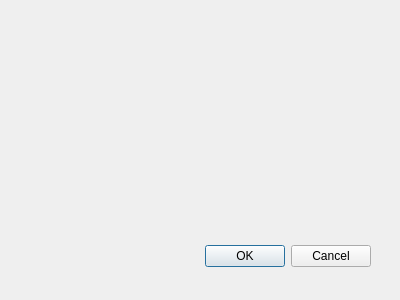
The window that desktop_constructor_app/constructor_app/widgets/variant_editor_dialog.ui (cuttlesystems/simplegram) describes before a commit, drawn with Qt 5.
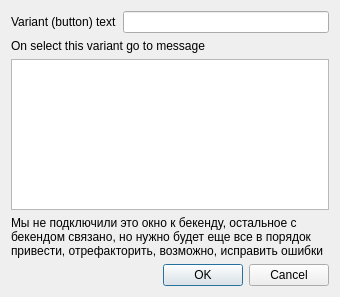
The same window after the commit.

What changed in the file:
```diff
--- a/desktop_constructor_app/constructor_app/widgets/variant_editor_dialog.ui
+++ b/desktop_constructor_app/constructor_app/widgets/variant_editor_dialog.ui
@@ -1,36 +1,68 @@
-<ui version="4.0" >
- <author></author>
- <comment></comment>
- <exportmacro></exportmacro>
- <class>Dialog</class>
- <widget class="QDialog" name="Dialog" >
-  <property name="geometry" >
+<?xml version="1.0" encoding="UTF-8"?>
+<ui version="4.0">
+ <class>VariantEditorDialog</class>
+ <widget class="QDialog" name="VariantEditorDialog">
+  <property name="geometry">
    <rect>
     <x>0</x>
     <y>0</y>
-    <width>400</width>
-    <height>300</height>
+    <width>340</width>
+    <height>297</height>
    </rect>
   </property>
   <property name="windowTitle" >
    <string>Dialog</string>
   </property>
-  <widget class="QDialogButtonBox" name="buttonBox" >
-   <property name="geometry" >
-    <rect>
-     <x>30</x>
-     <y>240</y>
-     <width>341</width>
-     <height>32</height>
-    </rect>
-   </property>
-   <property name="orientation" >
-    <enum>Qt::Horizontal</enum>
-   </property>
-   <property name="standardButtons" >
-    <set>QDialogButtonBox::Cancel|QDialogButtonBox::Ok</set>
-   </property>
-  </widget>
+  <layout class="QVBoxLayout" name="verticalLayout_2">
+   <item>
+    <layout class="QHBoxLayout" name="horizontalLayout">
+     <item>
+      <widget class="QLabel" name="label">
+       <property name="text">
+        <string>Variant (button) text</string>
+       </property>
+      </widget>
+     </item>
+     <item>
+      <widget class="QLineEdit" name="variant_text_edit"/>
+     </item>
+    </layout>
+   </item>
+   <item>
+    <layout class="QVBoxLayout" name="verticalLayout">
+     <item>
+      <widget class="QLabel" name="label_2">
+       <property name="text">
+        <string>On select this variant go to message</string>
+       </property>
+      </widget>
+     </item>
+     <item>
+      <widget class="QListWidget" name="next_message_select_list_widget"/>
+     </item>
+    </layout>
+   </item>
+   <item>
+    <widget class="QLabel" name="label_3">
+     <property name="text">
+      <string>Мы не подключили это окно к бекенду, остальное с бекендом связано, но нужно будет еще все в порядок привести, отрефакторить, возможно, исправить ошибки</string>
+     </property>
+     <property name="wordWrap">
+      <bool>true</bool>
+     </property>
+    </widget>
+   </item>
+   <item>
+    <widget class="QDialogButtonBox" name="buttonBox">
+     <property name="orientation">
+      <enum>Qt::Horizontal</enum>
+     </property>
+     <property name="standardButtons">
+      <set>QDialogButtonBox::Cancel|QDialogButtonBox::Ok</set>
+     </property>
+    </widget>
+   </item>
+  </layout>
  </widget>
  <pixmapfunction></pixmapfunction>
  <resources/>
```
Left out of the diff: 18 changed lines with no effect on the pictures.
